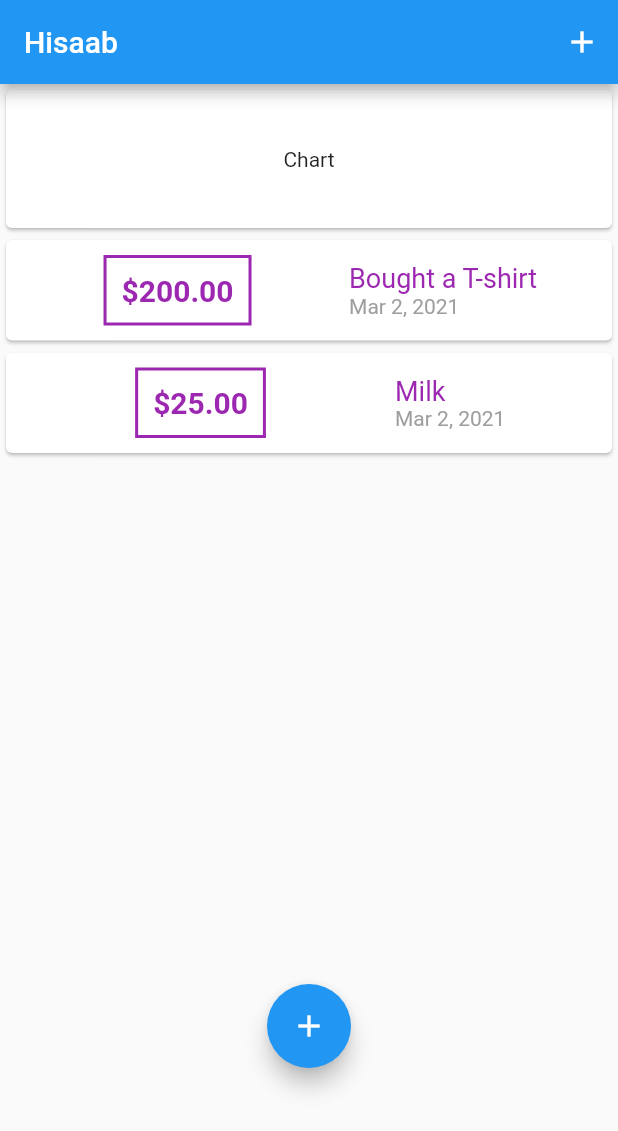
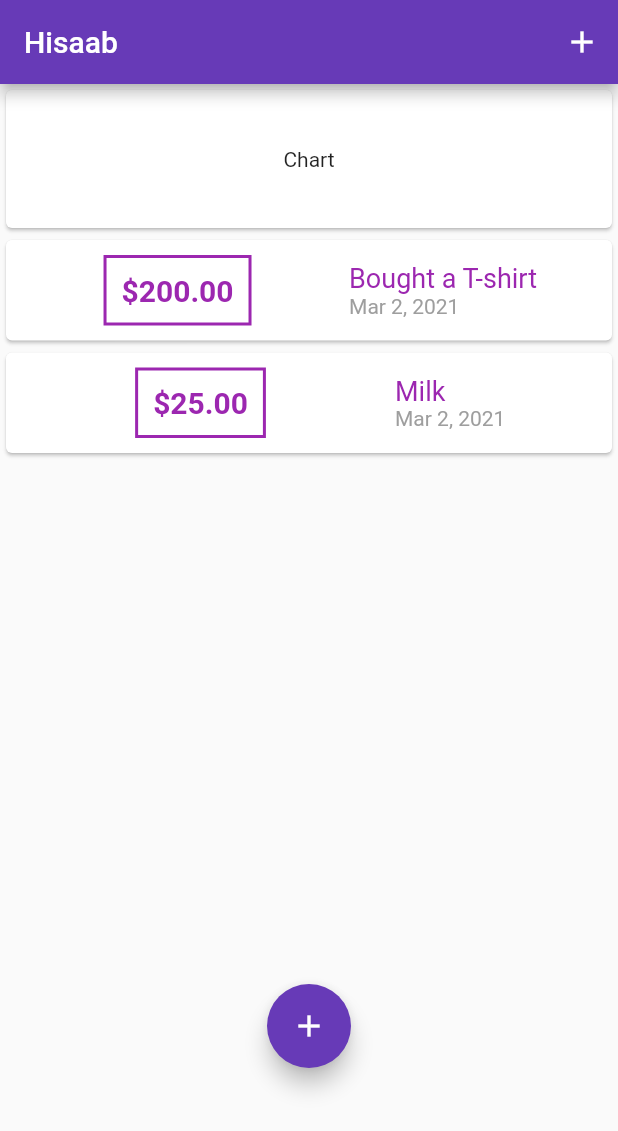
Before and after one commit to CodeHermyt/Hisaab_App, a Flutter app: the screen it shows after launch, on a phone screen of 412 x 824 dp. Shown: the top 1131 px of the screen. Run offline on Flutter 3.47's test engine with Material 2 defaults, Android fonts, the phone set to English and light mode, and no system bars.

Commit message:
Some Chenages

```diff
--- a/lib/main.dart
+++ b/lib/main.dart
@@ -10,6 +10,10 @@ class MyApp extends StatelessWidget {
   Widget build(BuildContext context) {
     return MaterialApp(
       title: "Hisaab",
+      theme: ThemeData(
+        primarySwatch: Colors.deepPurple,
+        // accentColor: Colors.purpleAccent,
+      ),
       debugShowCheckedModeBanner: false,
       home: MainScreen(),
     );
```
